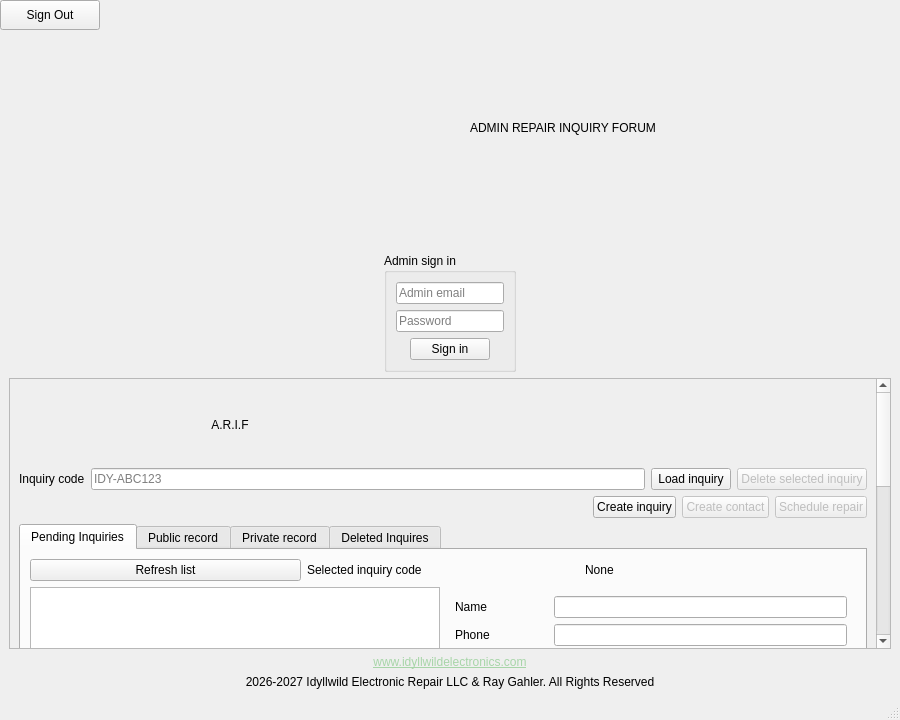
RayGahler/IdyllwildApp, file mainidyll.ui: the form before one commit.
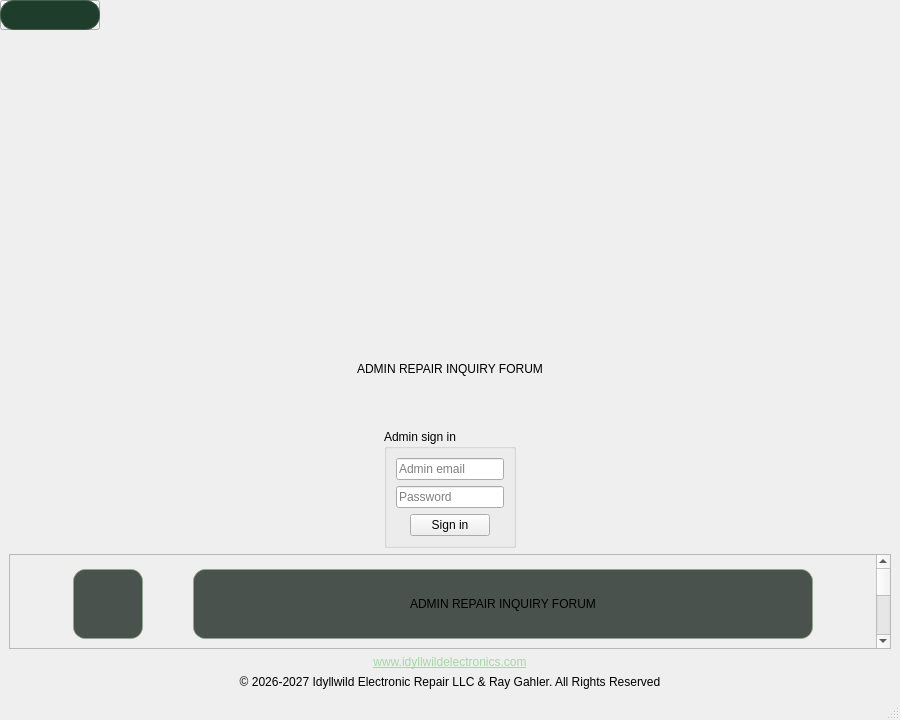
The form after the commit.

```diff
--- a/mainidyll.ui
+++ b/mainidyll.ui
@@ -10,9 +10,9 @@
    <layout class="QVBoxLayout" name="mainLayout">
     <item alignment="Qt::AlignHCenter">
      <widget class="QWidget" name="loginBrandContainer">
-      <layout class="QHBoxLayout" name="loginBrandLayout">
-       <item alignment="Qt::AlignVCenter"><widget class="QLabel" name="businessLogoLabel"><property name="minimumSize"><size><width>220</width><height>220</height></size></property><property name="maximumSize"><size><width>220</width><height>220</height></size></property><property name="alignment"><set>Qt::AlignCenter</set></property></widget></item>
-       <item alignment="Qt::AlignVCenter"><widget class="QLabel" name="panelTitleLabel"><property name="text"><string>ADMIN REPAIR INQUIRY FORUM</string></property><property name="minimumSize"><size><width>340</width><height>210</height></size></property><property name="maximumSize"><size><width>340</width><height>210</height></size></property><property name="alignment"><set>Qt::AlignCenter</set></property><property name="styleSheet"><string notr="true">background: transparent; border: none;</string></property></widget></item>
+      <layout class="QVBoxLayout" name="loginBrandLayout">
+       <item alignment="Qt::AlignHCenter"><widget class="QLabel" name="businessLogoLabel"><property name="minimumSize"><size><width>300</width><height>300</height></size></property><property name="maximumSize"><size><width>300</width><height>300</height></size></property><property name="alignment"><set>Qt::AlignCenter</set></property></widget></item>
+       <item alignment="Qt::AlignHCenter"><widget class="QLabel" name="panelTitleLabel"><property name="text"><string>ADMIN REPAIR INQUIRY FORUM</string></property><property name="minimumSize"><size><width>820</width><height>90</height></size></property><property name="maximumSize"><size><width>820</width><height>90</height></size></property><property name="alignment"><set>Qt::AlignCenter</set></property><property name="styleSheet"><string notr="true">background: transparent; border: none;</string></property></widget></item>
       </layout>
      </widget>
     </item>
@@ -38,14 +38,14 @@
          <widget class="QFrame" name="mainBrandContainer">
           <property name="styleSheet"><string notr="true">QFrame#mainBrandContainer { background: transparent; border: none; }</string></property>
           <property name="sizePolicy"><sizepolicy hsizetype="Maximum" vsizetype="Fixed"><horstretch>0</horstretch><verstretch>0</verstretch></sizepolicy></property>
-          <property name="maximumSize"><size><width>340</width><height>78</height></size></property>
+          <property name="maximumSize"><size><width>860</width><height>86</height></size></property>
           <layout class="QHBoxLayout" name="mainBrandLayout">
            <property name="leftMargin"><number>10</number></property>
            <property name="topMargin"><number>5</number></property>
            <property name="rightMargin"><number>10</number></property>
            <property name="bottomMargin"><number>5</number></property>
-           <item><widget class="QLabel" name="mainLogoLabel"><property name="minimumSize"><size><width>64</width><height>64</height></size></property><property name="maximumSize"><size><width>64</width><height>64</height></size></property><property name="alignment"><set>Qt::AlignCenter</set></property><property name="styleSheet"><string notr="true">background: transparent; border: none;</string></property></widget></item>
-           <item><widget class="QLabel" name="mainTitleLabel"><property name="text"><string>A.R.I.F</string></property><property name="minimumSize"><size><width>210</width><height>64</height></size></property><property name="maximumSize"><size><width>210</width><height>64</height></size></property><property name="alignment"><set>Qt::AlignCenter</set></property><property name="styleSheet"><string notr="true">background: transparent; border: none;</string></property></widget></item>
+           <item><widget class="QLabel" name="mainLogoLabel"><property name="minimumSize"><size><width>70</width><height>70</height></size></property><property name="maximumSize"><size><width>70</width><height>70</height></size></property><property name="alignment"><set>Qt::AlignCenter</set></property><property name="styleSheet"><string notr="true">background: rgba(16, 28, 21, 190); border: 1px solid rgba(141, 168, 140, 190); border-radius: 12px;</string></property></widget></item>
+           <item><widget class="QLabel" name="mainTitleLabel"><property name="text"><string>ADMIN REPAIR INQUIRY FORUM</string></property><property name="minimumSize"><size><width>620</width><height>70</height></size></property><property name="maximumSize"><size><width>620</width><height>70</height></size></property><property name="alignment"><set>Qt::AlignCenter</set></property><property name="styleSheet"><string notr="true">background: rgba(16, 28, 21, 190); border: 1px solid rgba(141, 168, 140, 190); border-radius: 12px;</string></property></widget></item>
           </layout>
          </widget>
         </item>
@@ -132,7 +132,7 @@
           </spacer></item>
           <item><widget class="QPushButton" name="deletePendingButton">
            <property name="enabled"><bool>false</bool></property>
-           <property name="text"><string>Move to Deleted Inquires</string></property>
+           <property name="text"><string>Move to Deleted Inquiries</string></property>
           </widget></item>
           <item><widget class="QPushButton" name="promotePendingButton"><property name="text"><string>Push to inquiry collections</string></property></widget></item>
          </layout>
@@ -207,7 +207,7 @@
        </layout>
       </widget>
       <widget class="QWidget" name="deletedTab">
-       <attribute name="title"><string>Deleted Inquires</string></attribute>
+       <attribute name="title"><string>Deleted Inquiries</string></attribute>
        <layout class="QVBoxLayout" name="deletedLayout">
         <item>
          <layout class="QHBoxLayout" name="deletedToolbar">
@@ -223,7 +223,7 @@
          <widget class="QSplitter" name="deletedSplitter">
           <property name="orientation"><enum>Qt::Horizontal</enum></property>
           <widget class="QListWidget" name="deletedInquiryList"/>
-          <widget class="QPlainTextEdit" name="deletedInquiryDetails">
+          <widget class="QTextBrowser" name="deletedInquiryDetails">
            <property name="readOnly"><bool>true</bool></property>
            <property name="placeholderText"><string>Select a deleted inquiry to see its saved details.</string></property>
           </widget>
@@ -238,11 +238,16 @@
      </widget>
     </item>
     <item><widget class="QLabel" name="websiteLabel"><property name="text"><string>&lt;a href="https://www.idyllwildelectronics.com/"&gt;&lt;span style="color:#A7D5A8"&gt;www.idyllwildelectronics.com&lt;/span&gt;&lt;/a&gt;</string></property><property name="alignment"><set>Qt::AlignCenter</set></property><property name="openExternalLinks"><bool>true</bool></property></widget></item>
-    <item><widget class="QLabel" name="copyrightLabel"><property name="text"><string>2026-2027 Idyllwild Electronic Repair LLC &amp; Ray Gahler. All Rights Reserved</string></property><property name="alignment"><set>Qt::AlignCenter</set></property></widget></item>
+    <item><widget class="QLabel" name="copyrightLabel"><property name="text"><string>© 2026-2027 Idyllwild Electronic Repair LLC &amp; Ray Gahler. All Rights Reserved</string></property><property name="alignment"><set>Qt::AlignCenter</set></property></widget></item>
    </layout>
    <widget class="QPushButton" name="signOutButton">
     <property name="text"><string>Sign Out</string></property>
    </widget>
+   <widget class="QLabel" name="greetingLabel">
+    <property name="text"><string/></property>
+    <property name="alignment"><set>Qt::AlignCenter</set></property>
+    <property name="styleSheet"><string notr="true">QLabel#greetingLabel { color: #E8EFE9; background: #1F3D2B; border: 1px solid #3F6248; border-radius: 14px; padding: 7px 12px; font-weight: 600; }</string></property>
+   </widget>
   </widget>
   <widget class="QStatusBar" name="statusbar"/>
  </widget>
```
